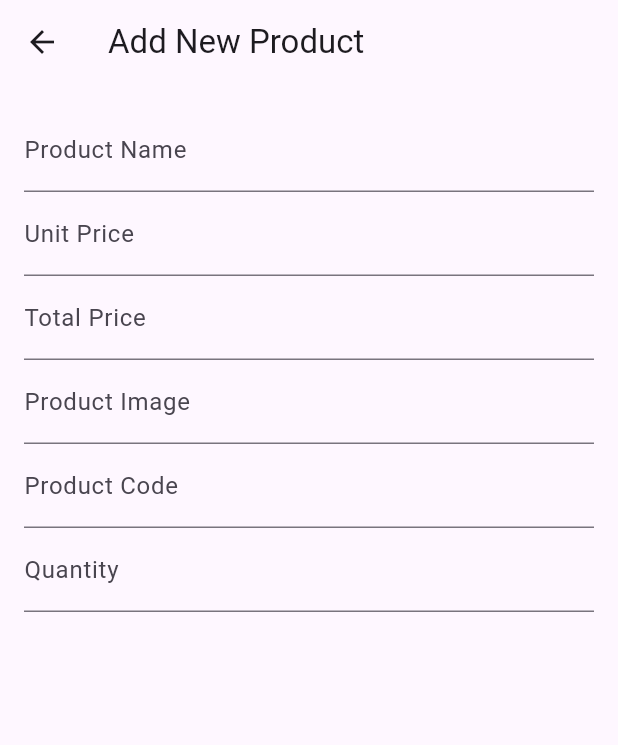
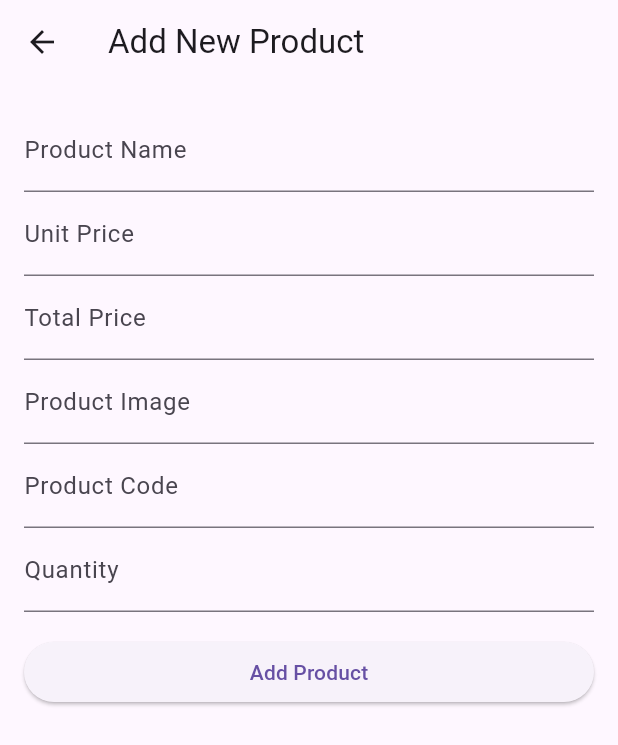
Before and after one commit to AlexMajumder/rest_api_can_be_only_api, a Flutter app: the AddNewProductScreen screen opened directly, on a phone screen of 412 x 824 dp. Shown: the top 745 px of the screen. Run offline on Flutter 3.47's test engine with Material 3 defaults, Android fonts, the phone set to English and light mode, and no system bars.

Commit message:
file add one

```diff
--- a/lib/screens/add_new_product_screen.dart
+++ b/lib/screens/add_new_product_screen.dart
@@ -16,6 +16,8 @@ class _AddNewProductScreenState extends State<AddNewProductScreen> {
   final TextEditingController _productImageTECController = TextEditingController();
   final TextEditingController _productCodeTECController = TextEditingController();
   final TextEditingController _productQuantityTECController = TextEditingController();
+  final GlobalKey<FormState> _formKey = GlobalKey<FormState>();
+
 
   @override
   Widget build(BuildContext context) {
@@ -26,6 +28,7 @@ class _AddNewProductScreenState extends State<AddNewProductScreen> {
       body: Padding(
         padding: const EdgeInsets.all(16.0),
         child: Form(
+          key: _formKey,
           child: Column(
             children: [
               TextFormField(
@@ -70,6 +73,12 @@ class _AddNewProductScreenState extends State<AddNewProductScreen> {
                     labelText: 'Quantity'
                 ),
               ),
+              const SizedBox(height: 16),
+              ElevatedButton(
+                style: ElevatedButton.styleFrom(
+                  fixedSize: Size.fromWidth(MediaQuery.of(context).size.width),
+                ),
+                  onPressed: () {} , child: Text('Add Product')),
             ],
           ),
         ),
```
